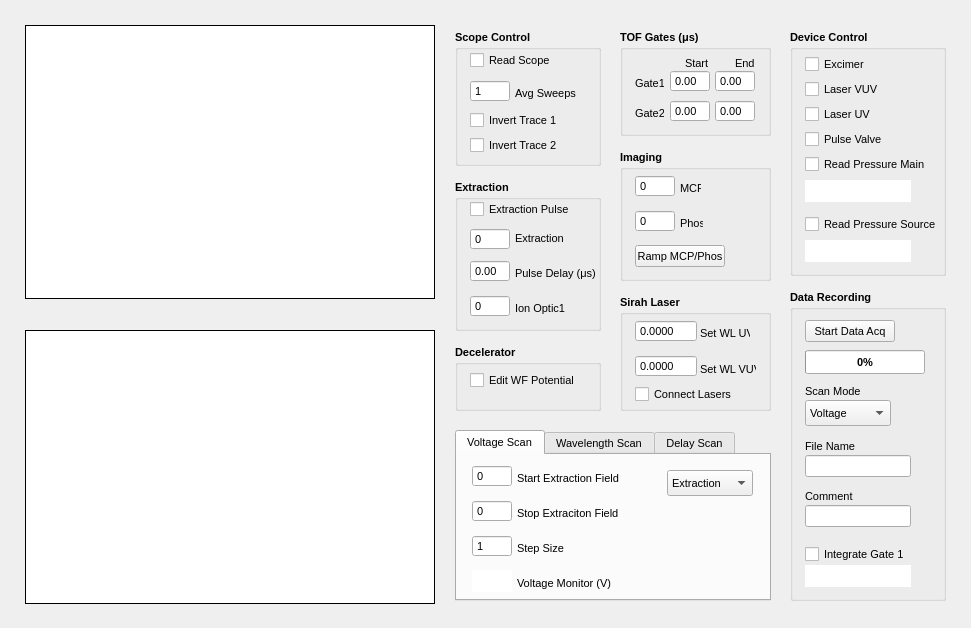
Above: rsdgui.ui from mikekohlhoff/ryexpctl before the change. Below: the same form after it.
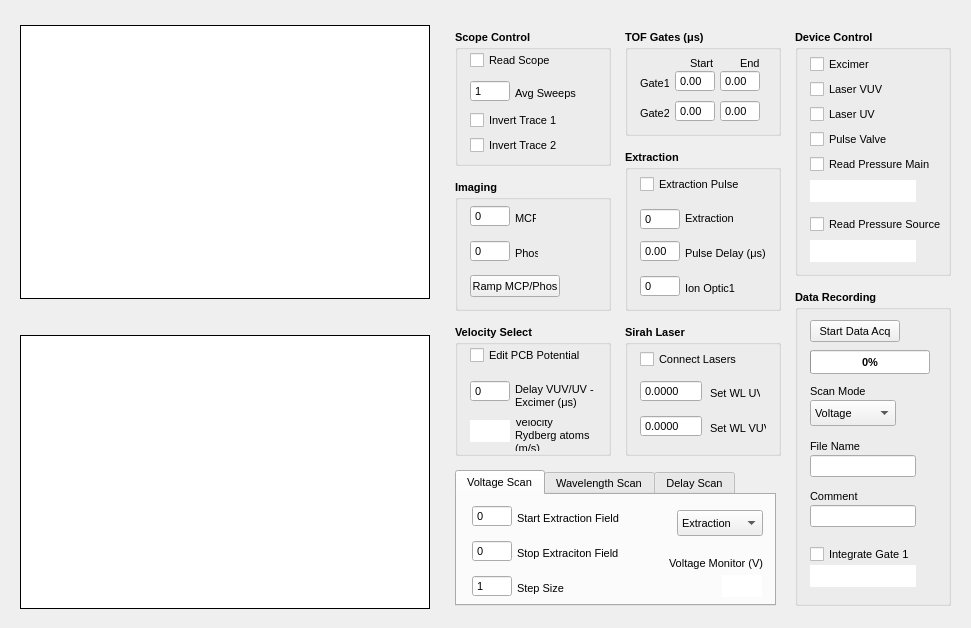
That is the form after the change. The open tabs and pages were chosen to show the change. Custom widgets are drawn as their Qt base class.

What changed in the file:
```diff
--- a/rsdgui.ui
+++ b/rsdgui.ui
@@ -56,7 +56,7 @@
   <widget class="PyQtGraphWidgetScope" name="ScopeDisplay">
    <property name="geometry">
     <rect>
-     <x>25</x>
+     <x>20</x>
      <y>25</y>
      <width>410</width>
      <height>274</height>
@@ -94,7 +94,7 @@
     <rect>
      <x>455</x>
      <y>30</y>
-     <width>146</width>
+     <width>156</width>
      <height>136</height>
     </rect>
    </property>
@@ -272,8 +272,8 @@
   <widget class="PyQtGraphWidgetData" name="DataDisplay">
    <property name="geometry">
     <rect>
-     <x>25</x>
-     <y>330</y>
+     <x>20</x>
+     <y>335</y>
      <width>410</width>
      <height>274</height>
     </rect>
@@ -294,10 +294,10 @@
   <widget class="QGroupBox" name="groupBox_Extraction">
    <property name="geometry">
     <rect>
-     <x>455</x>
-     <y>180</y>
-     <width>146</width>
-     <height>151</height>
+     <x>625</x>
+     <y>150</y>
+     <width>156</width>
+     <height>161</height>
     </rect>
    </property>
    <property name="font">
@@ -318,7 +318,7 @@
     <property name="geometry">
      <rect>
       <x>15</x>
-      <y>80</y>
+      <y>90</y>
       <width>40</width>
       <height>22</height>
      </rect>
@@ -367,7 +367,7 @@
     <property name="geometry">
      <rect>
       <x>60</x>
-      <y>85</y>
+      <y>95</y>
       <width>86</width>
       <height>16</height>
      </rect>
@@ -386,7 +386,7 @@
     <property name="geometry">
      <rect>
       <x>60</x>
-      <y>50</y>
+      <y>60</y>
       <width>49</width>
       <height>16</height>
      </rect>
@@ -405,7 +405,7 @@
     <property name="geometry">
      <rect>
       <x>15</x>
-      <y>48</y>
+      <y>58</y>
       <width>40</width>
       <height>22</height>
      </rect>
@@ -460,7 +460,7 @@
     <property name="geometry">
      <rect>
       <x>15</x>
-      <y>115</y>
+      <y>125</y>
       <width>40</width>
       <height>22</height>
      </rect>
@@ -515,7 +515,7 @@
     <property name="geometry">
      <rect>
       <x>60</x>
-      <y>120</y>
+      <y>130</y>
       <width>56</width>
       <height>16</height>
      </rect>
@@ -534,7 +534,7 @@
     <property name="geometry">
      <rect>
       <x>15</x>
-      <y>20</y>
+      <y>25</y>
       <width>116</width>
       <height>18</height>
      </rect>
@@ -554,10 +554,10 @@
   <widget class="QGroupBox" name="groupBox_DataAcq">
    <property name="geometry">
     <rect>
-     <x>790</x>
+     <x>795</x>
      <y>290</y>
      <width>156</width>
-     <height>311</height>
+     <height>316</height>
     </rect>
    </property>
    <property name="sizePolicy">
@@ -840,9 +840,9 @@
   <widget class="QGroupBox" name="groupBox_TOF">
    <property name="geometry">
     <rect>
-     <x>620</x>
+     <x>625</x>
      <y>30</y>
-     <width>151</width>
+     <width>156</width>
      <height>106</height>
     </rect>
    </property>
@@ -1203,9 +1203,9 @@
   <widget class="QGroupBox" name="groupBox_MCP">
    <property name="geometry">
     <rect>
-     <x>620</x>
-     <y>150</y>
-     <width>151</width>
+     <x>455</x>
+     <y>180</y>
+     <width>156</width>
      <height>131</height>
     </rect>
    </property>
@@ -1426,10 +1426,10 @@
   <widget class="QGroupBox" name="groupBox_Laser">
    <property name="geometry">
     <rect>
-     <x>620</x>
-     <y>295</y>
-     <width>151</width>
-     <height>116</height>
+     <x>625</x>
+     <y>325</y>
+     <width>156</width>
+     <height>131</height>
     </rect>
    </property>
    <property name="font">
@@ -1447,7 +1447,7 @@
     <property name="geometry">
      <rect>
       <x>15</x>
-      <y>25</y>
+      <y>55</y>
       <width>62</width>
       <height>22</height>
      </rect>
@@ -1498,8 +1498,8 @@
    <widget class="QLabel" name="label_14">
     <property name="geometry">
      <rect>
-      <x>80</x>
-      <y>30</y>
+      <x>85</x>
+      <y>60</y>
       <width>50</width>
       <height>16</height>
      </rect>
@@ -1519,7 +1519,7 @@
     <property name="geometry">
      <rect>
       <x>15</x>
-      <y>90</y>
+      <y>25</y>
       <width>116</width>
       <height>18</height>
      </rect>
@@ -1538,8 +1538,8 @@
    <widget class="QLabel" name="label_13">
     <property name="geometry">
      <rect>
-      <x>80</x>
-      <y>66</y>
+      <x>85</x>
+      <y>95</y>
       <width>56</width>
       <height>16</height>
      </rect>
@@ -1559,7 +1559,7 @@
     <property name="geometry">
      <rect>
       <x>15</x>
-      <y>60</y>
+      <y>90</y>
       <width>62</width>
       <height>22</height>
      </rect>
@@ -1611,7 +1611,7 @@
   <widget class="QGroupBox" name="groupBox_DevControl">
    <property name="geometry">
     <rect>
-     <x>790</x>
+     <x>795</x>
      <y>30</y>
      <width>156</width>
      <height>246</height>
@@ -1849,9 +1849,9 @@
    <property name="geometry">
     <rect>
      <x>455</x>
-     <y>430</y>
-     <width>316</width>
-     <height>171</height>
+     <y>470</y>
+     <width>321</width>
+     <height>136</height>
     </rect>
    </property>
    <property name="font">
@@ -1861,7 +1861,7 @@
     </font>
    </property>
    <property name="currentIndex">
-    <number>1</number>
+    <number>0</number>
    </property>
    <widget class="QWidget" name="Extraction">
     <attribute name="title">
@@ -2083,8 +2083,8 @@
     <widget class="QTextBrowser" name="out_voltMon">
      <property name="geometry">
       <rect>
-       <x>15</x>
-       <y>115</y>
+       <x>265</x>
+       <y>80</y>
        <width>40</width>
        <height>22</height>
       </rect>
@@ -2127,8 +2127,8 @@
     <widget class="QLabel" name="label_31">
      <property name="geometry">
       <rect>
-       <x>60</x>
-       <y>120</y>
+       <x>205</x>
+       <y>60</y>
        <width>101</width>
        <height>16</height>
       </rect>
@@ -2142,11 +2142,14 @@
      <property name="text">
       <string>Voltage Monitor (V)</string>
      </property>
+     <property name="alignment">
+      <set>Qt::AlignRight|Qt::AlignTrailing|Qt::AlignVCenter</set>
+     </property>
     </widget>
     <widget class="QComboBox" name="voltageSelectScan">
      <property name="geometry">
       <rect>
-       <x>210</x>
+       <x>220</x>
        <y>15</y>
        <width>86</width>
        <height>26</height>
@@ -2183,7 +2186,7 @@
     <widget class="QComboBox" name="laserSelectScan">
      <property name="geometry">
       <rect>
-       <x>210</x>
+       <x>220</x>
        <y>15</y>
        <width>86</width>
        <height>26</height>
@@ -2449,8 +2452,8 @@
     <widget class="QTextBrowser" name="out_WLMon">
      <property name="geometry">
       <rect>
-       <x>15</x>
-       <y>115</y>
+       <x>240</x>
+       <y>80</y>
        <width>62</width>
        <height>22</height>
       </rect>
@@ -2493,8 +2496,8 @@
     <widget class="QLabel" name="label_32">
      <property name="geometry">
       <rect>
-       <x>80</x>
-       <y>120</y>
+       <x>175</x>
+       <y>60</y>
        <width>126</width>
        <height>16</height>
       </rect>
@@ -2508,6 +2511,9 @@
      <property name="text">
       <string>Wavelength Monitor (nm)</string>
      </property>
+     <property name="alignment">
+      <set>Qt::AlignRight|Qt::AlignTrailing|Qt::AlignVCenter</set>
+     </property>
     </widget>
     <zorder>inp_incrWL</zorder>
     <zorder>label_19</zorder>
@@ -2651,8 +2657,8 @@
     <widget class="QTextBrowser" name="out_delayMon">
      <property name="geometry">
       <rect>
-       <x>15</x>
-       <y>115</y>
+       <x>230</x>
+       <y>80</y>
        <width>72</width>
        <height>22</height>
       </rect>
@@ -2778,8 +2784,8 @@
     <widget class="QLabel" name="label_34">
      <property name="geometry">
       <rect>
-       <x>90</x>
-       <y>120</y>
+       <x>205</x>
+       <y>60</y>
        <width>101</width>
        <height>16</height>
       </rect>
@@ -2793,6 +2799,9 @@
      <property name="text">
       <string>Delay Monitor (μs)</string>
      </property>
+     <property name="alignment">
+      <set>Qt::AlignRight|Qt::AlignTrailing|Qt::AlignVCenter</set>
+     </property>
     </widget>
     <widget class="QLabel" name="label_35">
      <property name="geometry">
@@ -2836,7 +2845,7 @@
     <widget class="QComboBox" name="delaySelectScan">
      <property name="geometry">
       <rect>
-       <x>180</x>
+       <x>190</x>
        <y>15</y>
        <width>116</width>
        <height>26</height>
@@ -2876,9 +2885,9 @@
    <property name="geometry">
     <rect>
      <x>455</x>
-     <y>345</y>
-     <width>146</width>
-     <height>66</height>
+     <y>325</y>
+     <width>156</width>
+     <height>131</height>
     </rect>
    </property>
    <property name="font">
@@ -2890,13 +2899,13 @@
     </font>
    </property>
    <property name="title">
-    <string>Decelerator</string>
+    <string>Velocity Select</string>
    </property>
    <widget class="QCheckBox" name="chk_editWF">
     <property name="geometry">
      <rect>
       <x>15</x>
-      <y>25</y>
+      <y>20</y>
       <width>131</width>
       <height>20</height>
      </rect>
@@ -2910,12 +2919,164 @@
      </font>
     </property>
     <property name="text">
-     <string>Edit WF Potential</string>
+     <string>Edit PCB Potential</string>
     </property>
     <property name="checked">
      <bool>false</bool>
     </property>
    </widget>
+   <widget class="QSpinBox" name="inp_setDelayLasers">
+    <property name="enabled">
+     <bool>true</bool>
+    </property>
+    <property name="geometry">
+     <rect>
+      <x>15</x>
+      <y>55</y>
+      <width>40</width>
+      <height>22</height>
+     </rect>
+    </property>
+    <property name="sizePolicy">
+     <sizepolicy hsizetype="Fixed" vsizetype="Fixed">
+      <horstretch>0</horstretch>
+      <verstretch>0</verstretch>
+     </sizepolicy>
+    </property>
+    <property name="minimumSize">
+     <size>
+      <width>40</width>
+      <height>22</height>
+     </size>
+    </property>
+    <property name="maximumSize">
+     <size>
+      <width>40</width>
+      <height>16777215</height>
+     </size>
+    </property>
+    <property name="font">
+     <font>
+      <weight>50</weight>
+      <bold>false</bold>
+     </font>
+    </property>
+    <property name="mouseTracking">
+     <bool>true</bool>
+    </property>
+    <property name="wrapping">
+     <bool>false</bool>
+    </property>
+    <property name="frame">
+     <bool>true</bool>
+    </property>
+    <property name="buttonSymbols">
+     <enum>QAbstractSpinBox::NoButtons</enum>
+    </property>
+    <property name="keyboardTracking">
+     <bool>true</bool>
+    </property>
+    <property name="minimum">
+     <number>0</number>
+    </property>
+    <property name="maximum">
+     <number>2000</number>
+    </property>
+    <property name="singleStep">
+     <number>5</number>
+    </property>
+    <property name="value">
+     <number>0</number>
+    </property>
+   </widget>
+   <widget class="QLabel" name="label_18">
+    <property name="geometry">
+     <rect>
+      <x>60</x>
+      <y>55</y>
+      <width>96</width>
+      <height>31</height>
+     </rect>
+    </property>
+    <property name="font">
+     <font>
+      <weight>50</weight>
+      <bold>false</bold>
+     </font>
+    </property>
+    <property name="text">
+     <string>Delay VUV/UV - Excimer (μs)</string>
+    </property>
+    <property name="wordWrap">
+     <bool>true</bool>
+    </property>
+   </widget>
+   <widget class="QTextBrowser" name="out_velMon">
+    <property name="geometry">
+     <rect>
+      <x>15</x>
+      <y>95</y>
+      <width>40</width>
+      <height>22</height>
+     </rect>
+    </property>
+    <property name="sizePolicy">
+     <sizepolicy hsizetype="Fixed" vsizetype="Fixed">
+      <horstretch>0</horstretch>
+      <verstretch>0</verstretch>
+     </sizepolicy>
+    </property>
+    <property name="minimumSize">
+     <size>
+      <width>40</width>
+      <height>22</height>
+     </size>
+    </property>
+    <property name="font">
+     <font>
+      <weight>50</weight>
+      <bold>false</bold>
+     </font>
+    </property>
+    <property name="acceptDrops">
+     <bool>false</bool>
+    </property>
+    <property name="frameShape">
+     <enum>QFrame::NoFrame</enum>
+    </property>
+    <property name="frameShadow">
+     <enum>QFrame::Plain</enum>
+    </property>
+    <property name="html">
+     <string>&lt;!DOCTYPE HTML PUBLIC &quot;-//W3C//DTD HTML 4.0//EN&quot; &quot;http://www.w3.org/TR/REC-html40/strict.dtd&quot;&gt;
+&lt;html&gt;&lt;head&gt;&lt;meta name=&quot;qrichtext&quot; content=&quot;1&quot; /&gt;&lt;style type=&quot;text/css&quot;&gt;
+p, li { white-space: pre-wrap; }
+&lt;/style&gt;&lt;/head&gt;&lt;body style=&quot; font-family:'Tahoma'; font-size:8pt; font-weight:400; font-style:normal;&quot;&gt;
+&lt;p style=&quot;-qt-paragraph-type:empty; margin-top:0px; margin-bottom:0px; margin-left:0px; margin-right:0px; -qt-block-indent:0; text-indent:0px;&quot;&gt;&lt;br /&gt;&lt;/p&gt;&lt;/body&gt;&lt;/html&gt;</string>
+    </property>
+   </widget>
+  </widget>
+  <widget class="QLabel" name="label_28">
+   <property name="geometry">
+    <rect>
+     <x>515</x>
+     <y>420</y>
+     <width>81</width>
+     <height>31</height>
+    </rect>
+   </property>
+   <property name="font">
+    <font>
+     <weight>50</weight>
+     <bold>false</bold>
+    </font>
+   </property>
+   <property name="text">
+    <string>Velocity Rydberg atoms (m/s)</string>
+   </property>
+   <property name="wordWrap">
+    <bool>true</bool>
+   </property>
   </widget>
   <zorder>groupBox_MCP</zorder>
   <zorder>groupBox_Extraction</zorder>
@@ -2929,6 +3090,7 @@
   <zorder>layoutWidget</zorder>
   <zorder>DataDisplay</zorder>
   <zorder>groupBox_Laser</zorder>
+  <zorder>label_28</zorder>
  </widget>
  <layoutdefault spacing="6" margin="11"/>
  <customwidgets>
```
